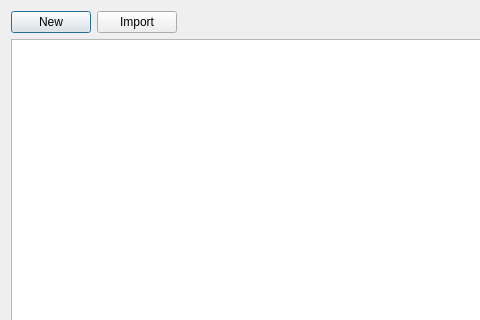
First picture: the form in tools/editor/application/VadonEditor/UI/Project/LauncherDialog.ui, repository janos-ijgyarto/vadon, before the edit; both pictures show x 0 to 480 and y 0 to 320 of the 800 by 600 pixel window.
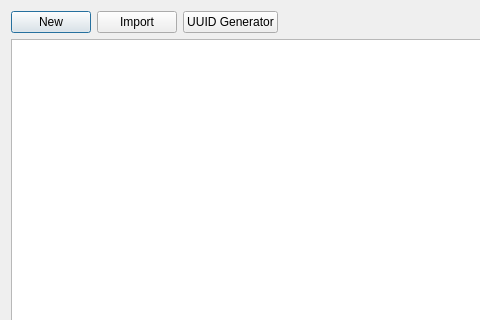
Second picture: the form after the edit.

Diff of the .ui file:
```diff
--- a/tools/editor/application/VadonEditor/UI/Project/LauncherDialog.ui
+++ b/tools/editor/application/VadonEditor/UI/Project/LauncherDialog.ui
@@ -38,6 +38,13 @@
          </property>
         </widget>
        </item>
+       <item>
+        <widget class="QPushButton" name="uuidGeneratorButton">
+         <property name="text">
+          <string>UUID Generator</string>
+         </property>
+        </widget>
+       </item>
        <item>
         <spacer name="horizontalSpacer">
          <property name="orientation">
```
Left out of the diff: 17 changed lines with no effect on the pictures.
